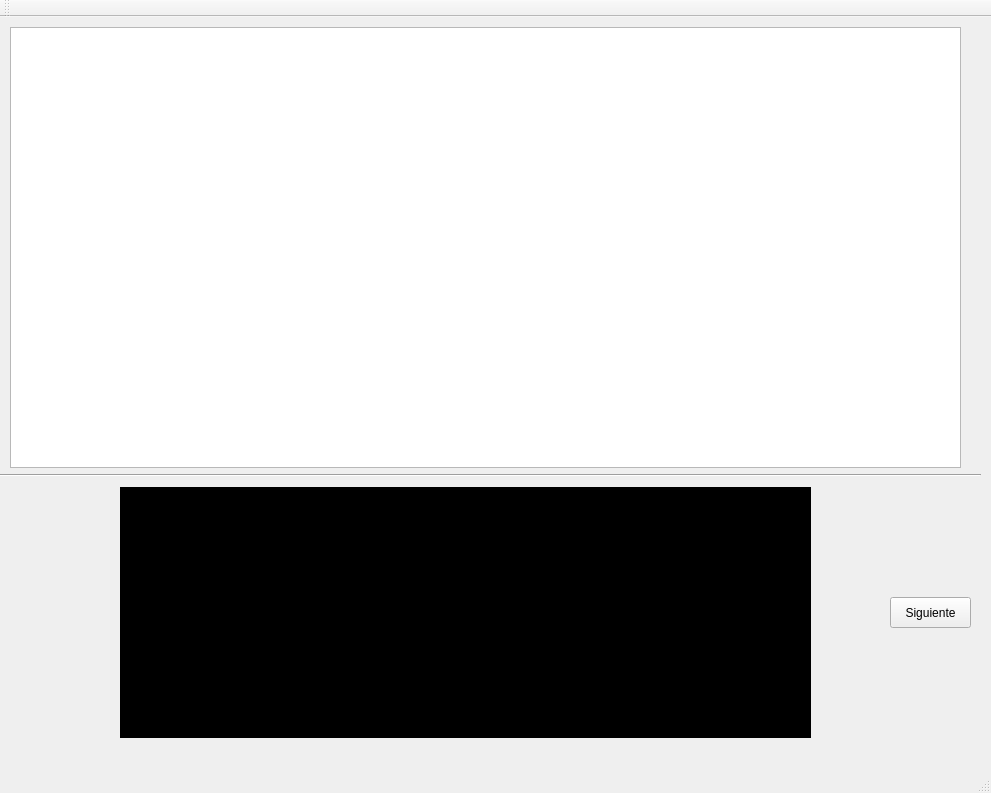
Above: EDD_Practica1/vstmain.ui from randolph182/EDD_201314112 before the change. Below: the same form after it.
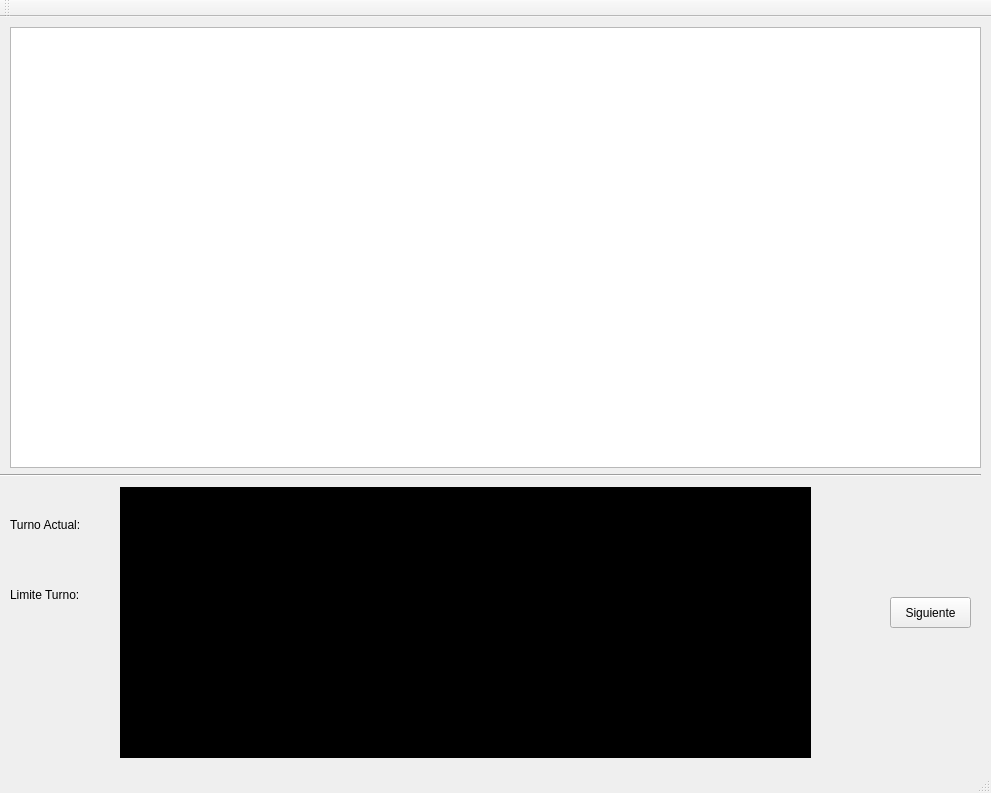
That is the form after the change.

Diff of the .ui file:
```diff
--- a/EDD_Practica1/vstmain.ui
+++ b/EDD_Practica1/vstmain.ui
@@ -33,7 +33,7 @@
       <x>120</x>
       <y>470</y>
       <width>691</width>
-      <height>251</height>
+      <height>271</height>
      </rect>
     </property>
     <property name="font">
@@ -56,7 +56,7 @@
      <rect>
       <x>10</x>
       <y>10</y>
-      <width>951</width>
+      <width>971</width>
       <height>441</height>
      </rect>
     </property>
@@ -74,6 +74,58 @@
      <enum>Qt::Horizontal</enum>
     </property>
    </widget>
+   <widget class="QLabel" name="label">
+    <property name="geometry">
+     <rect>
+      <x>10</x>
+      <y>500</y>
+      <width>81</width>
+      <height>16</height>
+     </rect>
+    </property>
+    <property name="text">
+     <string>Turno Actual:</string>
+    </property>
+   </widget>
+   <widget class="QLabel" name="label_2">
+    <property name="geometry">
+     <rect>
+      <x>10</x>
+      <y>570</y>
+      <width>81</width>
+      <height>16</height>
+     </rect>
+    </property>
+    <property name="text">
+     <string>Limite Turno:</string>
+    </property>
+   </widget>
+   <widget class="QLabel" name="lblTurnoActual">
+    <property name="geometry">
+     <rect>
+      <x>40</x>
+      <y>530</y>
+      <width>59</width>
+      <height>16</height>
+     </rect>
+    </property>
+    <property name="text">
+     <string/>
+    </property>
+   </widget>
+   <widget class="QLabel" name="lblLimiteTurno">
+    <property name="geometry">
+     <rect>
+      <x>40</x>
+      <y>600</y>
+      <width>59</width>
+      <height>16</height>
+     </rect>
+    </property>
+    <property name="text">
+     <string/>
+    </property>
+   </widget>
   </widget>
   <widget class="QMenuBar" name="menuBar">
    <property name="geometry">
```
